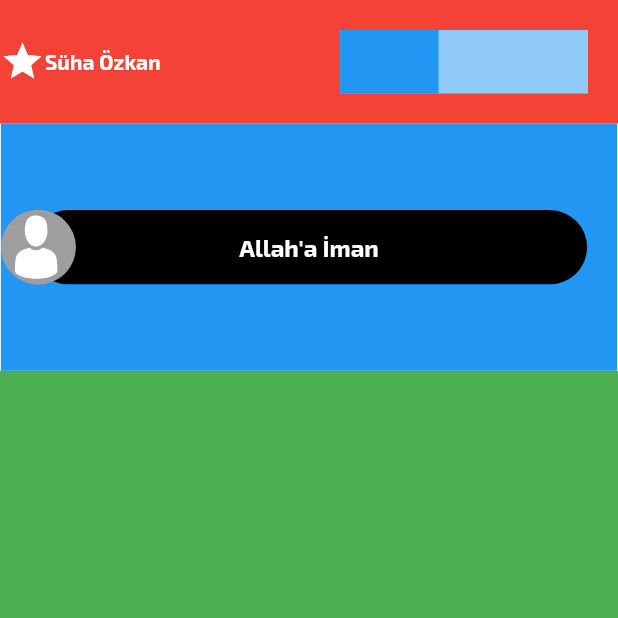
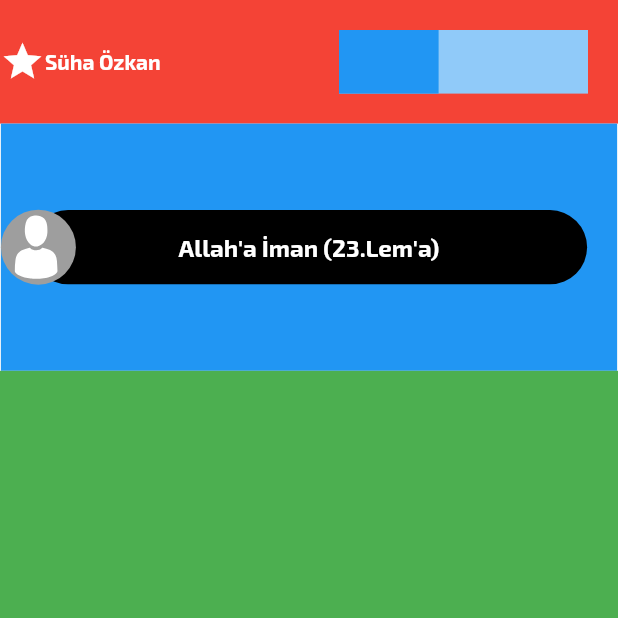
Before and after one commit to cyb3rsalih/kopgit-basic, a Flutter app: the screen it shows after launch, after a tap on "Allah'a İman (23.Lem'a)", on a phone screen of 412 x 824 dp, the top half of it. Run offline on Flutter 3.47's test engine with Material 2 defaults, Android fonts, the light colour scheme and no system bars; our stand-ins replace flutter_svg.

Commit message:
complex routing ok

```diff
--- a/lib/constants.dart
+++ b/lib/constants.dart
@@ -1,13 +1,13 @@
 class Constants {
-  static List<String> konular = [
-    "Allah'a İman (23.Lem'a)",
-    "Nübüvvet Delilleri (19.Mektup)",
-    "Ahirete İman (10.Söz)",
-    "Kadere İman (26.Söz)",
-    "Meleklere İman (29.Söz)",
-    "Namaza Dair (4,9,21.Söz)",
-    "Besmeledeki Sır (1.Söz)",
-    "Şeytan & Kötülük Problemi (13.Lem'a)",
-    "Vesvese (21.Söz 2.Makam)"
-  ];
+  static Map<int, String> konular = {
+    0: "Allah'a İman (23.Lem'a)",
+    1: "Nübüvvet Delilleri (19.Mektup)",
+    2: "Ahirete İman (10.Söz)",
+    3: "Kadere İman (26.Söz)",
+    4: "Meleklere İman (29.Söz)",
+    5: "Namaza Dair (4,9,21.Söz)",
+    6: "Besmeledeki Sır (1.Söz)",
+    7: "Şeytan & Kötülük Problemi (13.Lem'a)",
+    8: "Vesvese (21.Söz 2.Makam)"
+  };
 }
--- /dev/null
+++ b/lib/error_page.dart
@@ -0,0 +1,19 @@
+import 'package:flutter/material.dart';
+
+class ErrorPage extends StatelessWidget {
+  const ErrorPage({
+    Key? key,
+  }) : super(key: key);
+
+  @override
+  Widget build(BuildContext context) {
+    return Scaffold(
+      appBar: AppBar(
+        title: const Text("Error"),
+      ),
+      body: const Center(
+        child: Text("404 Not Found"),
+      ),
+    );
+  }
+}
--- a/lib/main.dart
+++ b/lib/main.dart
@@ -1,6 +1,6 @@
 import 'package:flutter/material.dart';
 import 'package:kopgit_basic/components/menu_item.dart';
-import 'package:kopgit_basic/single.dart';
+import 'package:kopgit_basic/route_generator.dart';
 
 import 'constants.dart';
 
@@ -11,14 +11,7 @@ class MyApp extends StatelessWidget {
   Widget build(BuildContext context) {
     return MaterialApp(
       title: 'Material App',
-      initialRoute: '/',
-      routes: {
-        // When navigating to the "/" route, build the FirstScreen widget.
-        '/': (context) => const Scaffold(body: MainScreen()),
-        '/single': (context) => const Scaffold(body: Single()),
-        // When navigating to the "/second" route, build the SecondScreen widget.
-        //'/second': (context) => const SecondScreen(),
-      },
+      onGenerateRoute: RouteGenerator.routeGenerator,
     );
   }
 }
@@ -28,19 +21,19 @@ class MainScreen extends StatelessWidget {
 
   @override
   Widget build(BuildContext context) {
-    return Container(
+    return Scaffold(
+      body: Container(
         height: MediaQuery.of(context).size.height,
         width: MediaQuery.of(context).size.width,
-      child: Column(
-        children: [
-          SizedBox(height: 40),
-          Deneme(),
-        ],
+        child: Padding(
+          padding: const EdgeInsets.only(top: 20),
+          child: SingleChildScrollView(child: Deneme()),
         ),
         decoration: BoxDecoration(
             image: DecorationImage(
                 image: AssetImage('assets/images/background.jpg'),
                 fit: BoxFit.cover)),
+      ),
     );
   }
 }
@@ -50,11 +43,14 @@ class Deneme extends StatelessWidget {
     Key? key,
   }) : super(key: key);
 
-  List<String> konular = Constants.konular;
+  Map<int, String> konular = Constants.konular;
 
   @override
   Widget build(BuildContext context) {
-    return ListView.builder(
+    return ListView.separated(
+      separatorBuilder: (context, index) {
+        return SizedBox(height: getResponsiveSize(context, size: 0.07));
+      },
       shrinkWrap: true,
       itemCount: konular.length,
       itemBuilder: (context, index) {
@@ -63,9 +59,8 @@ class Deneme extends StatelessWidget {
           child: Material(
             color: Colors.transparent,
             child: menuItem(context, () {
-              Navigator.pushNamed(context, '/single',
-                  arguments: {index, 'assets/svgs/user.svg'});
-            }, konular[index], 'assets/svgs/user.svg',
+              Navigator.of(context).pushNamed('/single', arguments: index);
+            }, konular[index]!, 'assets/svgs/user.svg',
                 index % 2 == 0 ? Alignment.centerLeft : Alignment.centerRight),
           ),
         );
--- /dev/null
+++ b/lib/route_generator.dart
@@ -0,0 +1,31 @@
+import 'package:flutter/cupertino.dart';
+import 'package:flutter/foundation.dart';
+import 'package:flutter/material.dart';
+import 'package:kopgit_basic/main.dart';
+import 'package:kopgit_basic/single.dart';
+
+import 'error_page.dart';
+
+class RouteGenerator {
+  static Route<dynamic>? _rotaOlustur(
+      Widget gidilecekWidget, RouteSettings settings) {
+    if (defaultTargetPlatform == TargetPlatform.android) {
+      return MaterialPageRoute(
+          builder: (context) => gidilecekWidget, settings: settings);
+    }
+
+    return CupertinoPageRoute(
+        builder: (context) => gidilecekWidget, settings: settings);
+  }
+
+  static Route<dynamic>? routeGenerator(RouteSettings settings) {
+    switch (settings.name) {
+      case '/':
+        return _rotaOlustur(const MainScreen(), settings);
+      case '/single':
+        return _rotaOlustur(SinglePage(), settings);
+      default:
+        return _rotaOlustur(const ErrorPage(), settings);
+    }
+  }
+}
--- a/lib/single.dart
+++ b/lib/single.dart
@@ -1,15 +1,17 @@
 import 'package:flutter/material.dart';
 
 import 'components/menu_item.dart';
+import 'constants.dart';
 
-class Single extends StatelessWidget {
-  const Single({Key? key}) : super(key: key);
+class SinglePage extends StatelessWidget {
+  const SinglePage({Key? key}) : super(key: key);
 
   @override
   Widget build(BuildContext context) {
-    final bilgi;
+    int? itemIndex = ModalRoute.of(context)!.settings.arguments as int;
 
-    return SafeArea(
+    return Scaffold(
+      body: SafeArea(
         child: SizedBox(
             width: double.infinity,
             height: double.infinity,
@@ -52,7 +54,7 @@ class Single extends StatelessWidget {
                     child: Container(
                       decoration: const BoxDecoration(color: Colors.blue),
                       child: Hero(
-                      tag: 8,
+                        tag: itemIndex,
                         child: Material(
                           color: Colors.transparent,
                           child: menuItem(context, () {
@@ -60,8 +62,8 @@ class Single extends StatelessWidget {
                               context,
                               '/',
                             );
-                        }, "Allah'a İman", 'assets/svgs/user.svg',
-                            Alignment.centerLeft),
+                          }, Constants.konular[itemIndex]!,
+                              'assets/svgs/user.svg', Alignment.centerLeft),
                         ),
                       ),
                     )),
@@ -71,6 +73,7 @@ class Single extends StatelessWidget {
                         decoration: const BoxDecoration(color: Colors.green))),
               ],
             )),
+      ),
     );
   }
 }
```
Lines whose indentation alone changed are shown as unchanged.
